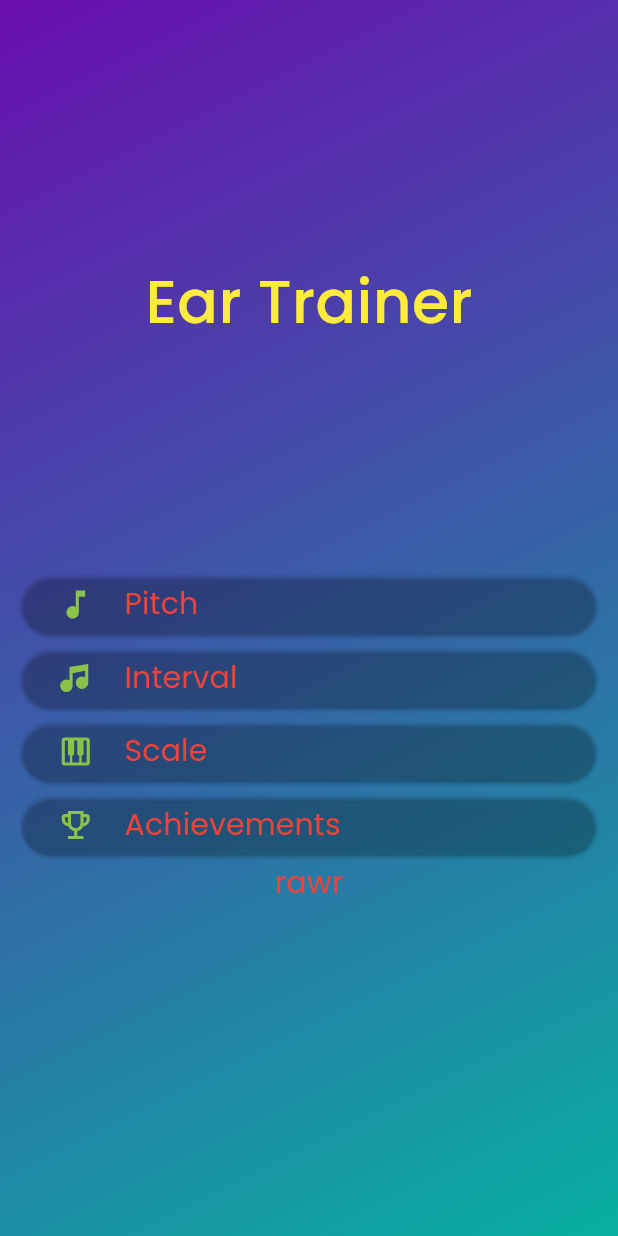
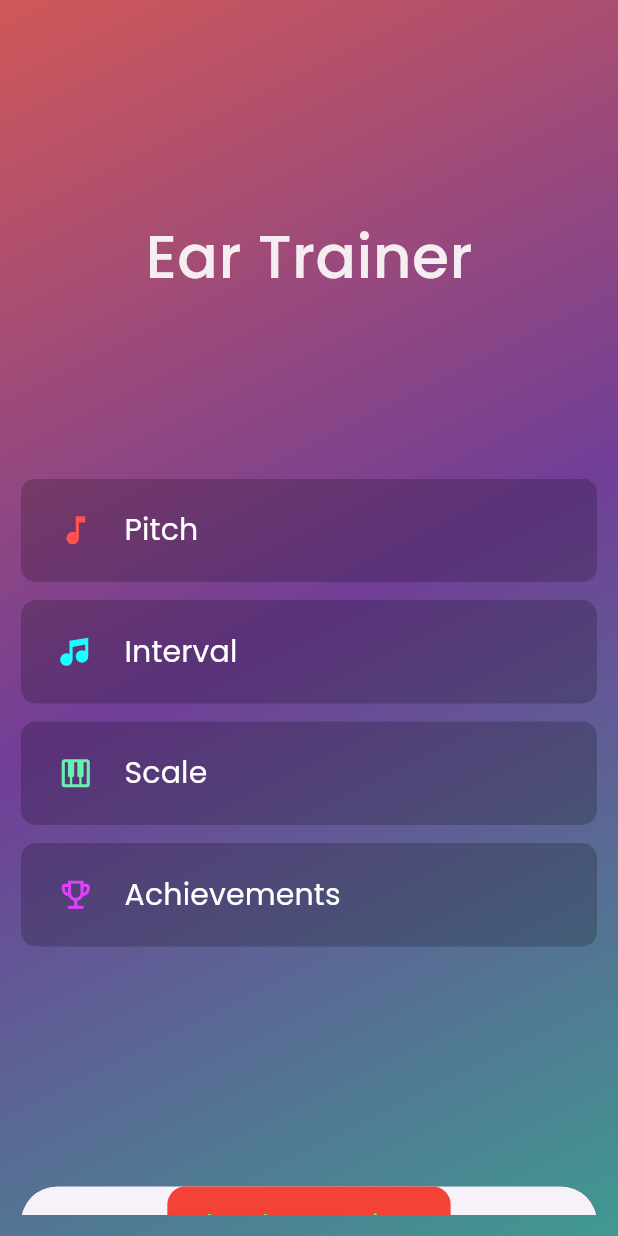
Before and after one commit to definitelynotjin/ear_trainer, a Flutter app: the screen it shows after launch, on a phone screen of 412 x 824 dp. Run offline on Flutter 3.47's test engine with Material 3 defaults, Android fonts, the phone set to English and light mode, and no system bars; our stand-ins replace audioplayers, flutter_svg; missing offline and left inert: step_progress.

Commit message:
Refactor front page layout and add AboutMe widget; enhance MenuButton styling

```diff
--- a/lib/pages/frontpage.dart
+++ b/lib/pages/frontpage.dart
@@ -1,4 +1,5 @@
 import 'package:ear_trainer/widgets/menu_button.dart';
+import 'package:ear_trainer/widgets/aboutme.dart';
 import 'package:flutter/material.dart';
 import 'package:ear_trainer/pages/pitch.dart';
 import 'package:ear_trainer/pages/interval.dart' as interval_page;
@@ -18,8 +19,10 @@ class FrontPage extends StatelessWidget {
             begin: Alignment.topLeft,
             end: Alignment.bottomRight,
             colors: [
-              Color.fromARGB(255, 105, 14, 174),
-              Color.fromARGB(255, 8, 175, 161),
+              Color.fromARGB(255, 208, 88, 88),
+              Color.fromARGB(255, 112, 62, 151),
+              Color.fromARGB(255, 64, 153, 145),
+              // Color.fromARGB(255, 102, 192, 79),
             ],
           ),
         ),
@@ -29,69 +32,75 @@ class FrontPage extends StatelessWidget {
             child: Column(
               crossAxisAlignment: CrossAxisAlignment.center,
               children: [
-                const SizedBox(height: 150),
+                const SizedBox(height: 120),
                 Text(
                   'Ear Trainer',
                   style: TextStyle(
-                    color: Colors.yellow,
+                    color: Colors.white.withValues(alpha: 0.9),
                     fontWeight: FontWeight.w500,
                     fontSize: 40,
                   ),
                 ),
-                const SizedBox(height: 150),
-                MenuButton(
+                const SizedBox(height: 120),
+
+                Expanded(
+                  child: ListView(
+                    padding: EdgeInsets.zero,
+                    children: [
+                      SizedBox(
+                        child: MenuButton(
+                          iconColor: Colors.redAccent,
                           label: 'Pitch',
                           iconPath: 'assets/icons/single_note.svg',
-                  onTap: () {
-                    Navigator.push(
+                          onTap: () => Navigator.push(
                             context,
-                      MaterialPageRoute(builder: (context) => const Pitch()),
-                    );
-                  },
+                            MaterialPageRoute(builder: (_) => const Pitch()),
                           ),
-                SizedBox(height: 1),
-                MenuButton(
+                        ),
+                      ),
+                      const SizedBox(height: 12),
+                      SizedBox(
+                        child: MenuButton(
+                          iconColor: Colors.cyanAccent,
                           label: 'Interval',
                           iconPath: 'assets/icons/double_note.svg',
-                  onTap: () {
-                    Navigator.push(
+                          onTap: () => Navigator.push(
                             context,
                             MaterialPageRoute(
-                        builder: (context) => const interval_page.Interval(),
+                              builder: (_) => const interval_page.Interval(),
                             ),
-                    );
-                  },
                           ),
-                SizedBox(height: 1),
-                MenuButton(
+                        ),
+                      ),
+                      const SizedBox(height: 12),
+                      SizedBox(
+                        child: MenuButton(
                           label: 'Scale',
+                          iconColor: Colors.greenAccent,
                           iconPath: 'assets/icons/piano.svg',
-                  onTap: () {
-                    Navigator.push(
+                          onTap: () => Navigator.push(
                             context,
-                      MaterialPageRoute(builder: (context) => const Scale()),
-                    );
-                  },
+                            MaterialPageRoute(builder: (_) => const Scale()),
                           ),
-                SizedBox(height: 1),
-                MenuButton(
+                        ),
+                      ),
+                      const SizedBox(height: 12),
+                      SizedBox(
+                        child: MenuButton(
+                          iconColor: Colors.purpleAccent,
                           label: 'Achievements',
                           iconPath: 'assets/icons/trophy.svg',
-                  onTap: () {
-                    Navigator.push(
+                          onTap: () => Navigator.push(
                             context,
                             MaterialPageRoute(
-                        builder: (context) => const Achievements(),
+                              builder: (_) => const Achievements(),
                             ),
-                    );
-                  },
                           ),
-                Text(
-                  'rawr',
-                  style: TextStyle(
-                    color: Colors.red,
-                    fontSize: 20,
-                    fontWeight: FontWeight.w100,
+                        ),
+                      ),
+                      const SizedBox(height: 160),
+                      AboutMe(title: 'What about me nigga?'),
+                    ],
                   ),
                 ),
               ],
--- a/lib/pages/pitch.dart
+++ b/lib/pages/pitch.dart
@@ -44,6 +44,11 @@ class _PitchState extends State<Pitch> {
     await _player.play(AssetSource(asset));
   }
 
+  void _score() {
+    String right;
+    String wrong;
+  }
+
   void _chooseLeft() {
     final correct = leftNote.frequency > rightNote.frequency;
     _nextQuestion();
@@ -64,14 +69,15 @@ class _PitchState extends State<Pitch> {
   Widget build(BuildContext context) {
     return Scaffold(
       appBar: AppBar(
+        foregroundColor: Colors.white,
         title: Text(
           'Pitch',
-          style: TextStyle(color: Colors.yellow, fontSize: 20),
+          style: TextStyle(color: Colors.white, fontSize: 20),
         ),
         actions: [],
-        backgroundColor: Colors.red,
+        backgroundColor: Color.fromARGB(255, 32, 32, 32).withValues(alpha: 0.1),
       ),
-      backgroundColor: Colors.cyan,
+      backgroundColor: Color.fromARGB(255, 32, 32, 32),
       body: Column(
         children: [
           Padding(
@@ -85,7 +91,7 @@ class _PitchState extends State<Pitch> {
           const SizedBox(height: 80),
           const Text(
             'Which note is higher?',
-            style: TextStyle(fontSize: 25, color: Colors.yellow),
+            style: TextStyle(fontSize: 25, color: Colors.white70),
           ),
           const SizedBox(height: 120),
           Padding(
@@ -116,7 +122,6 @@ class _PitchState extends State<Pitch> {
                     arrowIcon: 'assets/icons/arrow_left.svg',
                     onPressed: _chooseLeft,
                   ),
-                  // const SizedBox(width: 5),
                   Transform.rotate(angle: -math.pi / 120),
                   ArrowButton(
                     arrowIcon: 'assets/icons/arrow_right.svg',
--- /dev/null
+++ b/lib/widgets/aboutme.dart
@@ -0,0 +1,28 @@
+import 'package:flutter/material.dart';
+
+class AboutMe extends StatelessWidget {
+  final String title;
+  const AboutMe({required this.title, super.key});
+
+  @override
+  Widget build(BuildContext context) {
+    return ElevatedButton(
+      child: ElevatedButton(
+        style: ElevatedButton.styleFrom(
+          backgroundColor: Colors.red,
+          elevation: 0,
+          padding: const EdgeInsets.symmetric(vertical: 12, horizontal: 10),
+          shape: RoundedRectangleBorder(
+            borderRadius: BorderRadiusGeometry.circular(12),
+          ),
+        ),
+        onPressed: () {},
+        child: Padding(
+          padding: const EdgeInsetsGeometry.all(2),
+          child: Text(title, style: TextStyle(color: Colors.greenAccent)),
+        ),
+      ),
+      onPressed: () {},
+    );
+  }
+}
--- a/lib/widgets/menu_button.dart
+++ b/lib/widgets/menu_button.dart
@@ -6,36 +6,53 @@ import 'package:flutter_svg/flutter_svg.dart';
 class MenuButton extends StatelessWidget {
   final String label;
   final String iconPath;
+  final Color iconColor;
   final VoidCallback onTap;
 
   const MenuButton({
     super.key,
     required this.label,
     required this.iconPath,
+    this.iconColor = Colors.white,
     required this.onTap,
   });
   @override
   Widget build(BuildContext context) {
-    return ElevatedButton(
-      style: ElevatedButton.styleFrom(backgroundColor: Colors.transparent),
-      onPressed: () {},
-      child: InkWell(
-        onTap: onTap,
+    return SizedBox(
+      child: ElevatedButton(
+        style: ElevatedButton.styleFrom(
+          //   backgroundColor: Colors.black.withValues(alpha: 0.2),
+          //   backgroundColor: Colors.transparent.withValues(alpha: 0.2),
+          backgroundColor: Colors.black38.withValues(alpha: 0.2),
+          shadowColor: Colors.transparent,
+          elevation: 0,
+          padding: const EdgeInsets.symmetric(vertical: 12, horizontal: 16),
+          shape: RoundedRectangleBorder(
+            borderRadius: BorderRadius.circular(10),
+          ),
+        ),
+        onPressed: onTap,
+        child: ClipRRect(
+          borderRadius: BorderRadius.circular(5),
+          child: Padding(
+            padding: const EdgeInsets.all(8.0),
             child: Row(
               mainAxisSize: MainAxisSize.max,
               children: [
-            BackdropFilter(filter: ImageFilter.blur(sigmaX: 5, sigmaY: 5)),
+                BackdropFilter(
+                  filter: ImageFilter.blur(sigmaX: 50, sigmaY: 50),
+                ),
                 SvgPicture.asset(
                   iconPath,
                   width: 25,
                   height: 25,
-              color: Colors.lightGreen,
+                  color: iconColor,
                 ),
                 const SizedBox(width: 20),
                 Text(
                   label,
                   style: TextStyle(
-                color: Colors.red,
+                    color: Colors.white,
                     fontSize: 20,
                     fontWeight: FontWeight.w100,
                   ),
@@ -43,6 +60,8 @@ class MenuButton extends StatelessWidget {
               ],
             ),
           ),
+        ),
+      ),
     );
   }
 }
```
Lines whose indentation alone changed are shown as unchanged.
